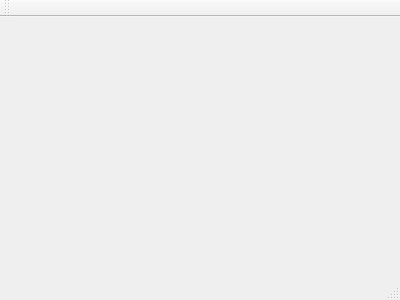
Above: mainwindow.ui from xujunmingbest/TuYuErp before the change. Below: the same form after it.
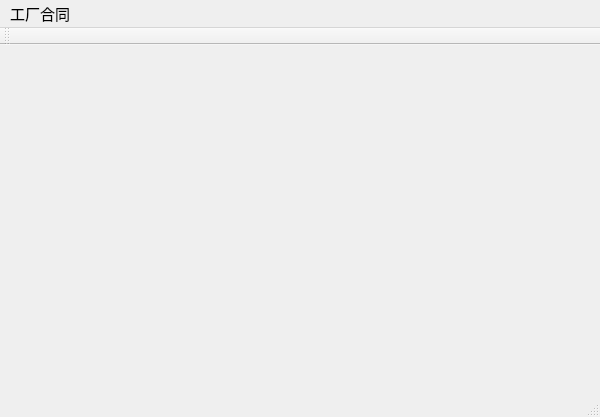
That is the form after the change.

Commit message: 添加工厂合同

Patch:
```diff
--- a/mainwindow.ui
+++ b/mainwindow.ui
@@ -1,24 +1,55 @@
 <ui version="4.0">
  <class>MainWindow</class>
- <widget class="QMainWindow" name="MainWindow" >
-  <property name="geometry" >
+ <widget class="QMainWindow" name="MainWindow">
+  <property name="geometry">
    <rect>
     <x>0</x>
     <y>0</y>
-    <width>400</width>
-    <height>300</height>
+    <width>600</width>
+    <height>417</height>
    </rect>
   </property>
   <property name="windowTitle" >
    <string>MainWindow</string>
   </property>
-  <widget class="QMenuBar" name="menuBar" />
-  <widget class="QToolBar" name="mainToolBar" />
-  <widget class="QWidget" name="centralWidget" />
-  <widget class="QStatusBar" name="statusBar" />
+  <widget class="QWidget" name="centralWidget"/>
+  <widget class="QMenuBar" name="menuBar">
+   <property name="geometry">
+    <rect>
+     <x>0</x>
+     <y>0</y>
+     <width>600</width>
+     <height>26</height>
+    </rect>
+   </property>
+   <property name="font">
+    <font>
+     <pointsize>11</pointsize>
+    </font>
+   </property>
+   <widget class="QMenu" name="menu">
+    <property name="font">
+     <font>
+      <pointsize>11</pointsize>
+     </font>
+    </property>
+    <property name="title">
+     <string>工厂合同</string>
+    </property>
+   </widget>
+   <addaction name="menu"/>
+  </widget>
+  <widget class="QToolBar" name="mainToolBar">
+   <attribute name="toolBarArea">
+    <enum>TopToolBarArea</enum>
+   </attribute>
+   <attribute name="toolBarBreak">
+    <bool>false</bool>
+   </attribute>
+  </widget>
+  <widget class="QStatusBar" name="statusBar"/>
  </widget>
- <layoutDefault spacing="6" margin="11" />
- <pixmapfunction></pixmapfunction>
+ <layoutdefault spacing="6" margin="11"/>
  <resources/>
  <connections/>
 </ui>
```
Left out of the diff: 5 changed lines with no effect on the pictures. The commit also changes 47 other files.
